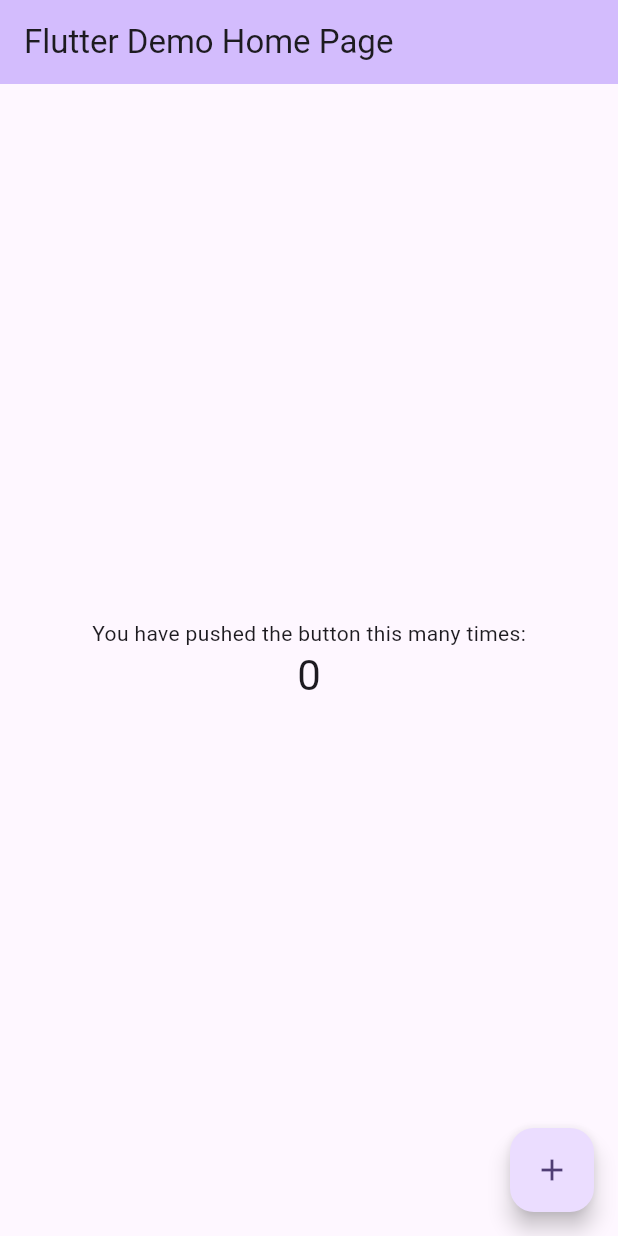
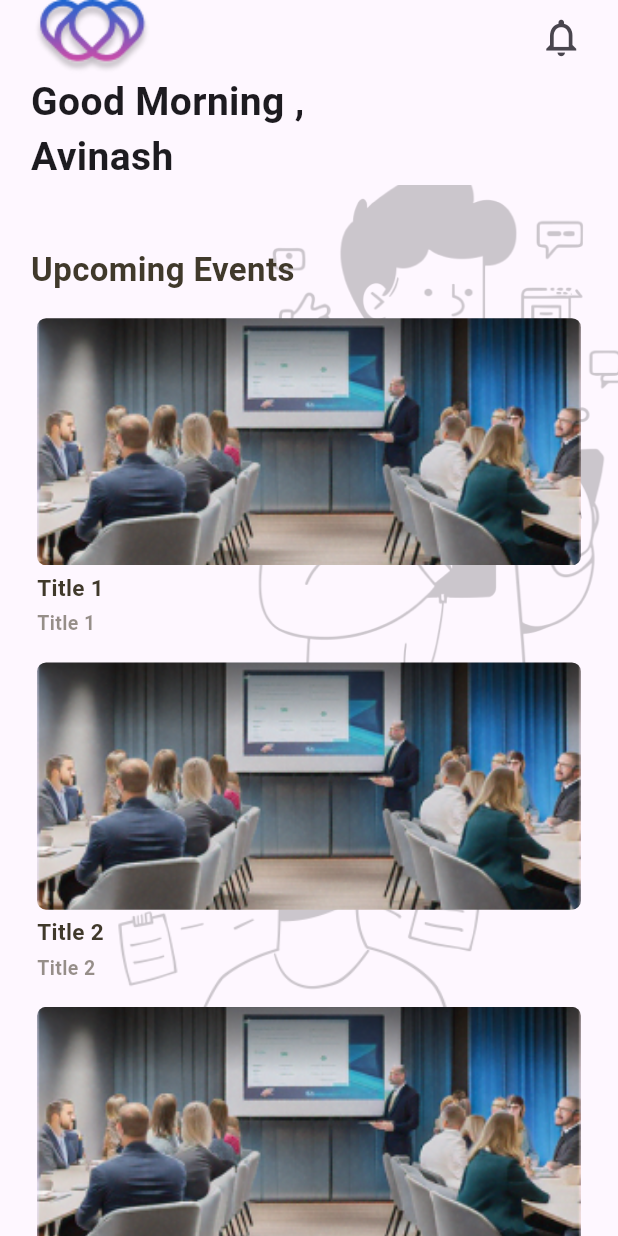
Before and after one commit to appteam-nith/Nimbus-Frontend-2k25, a Flutter app: the screen it shows after launch, on a phone screen of 412 x 824 dp. Run offline on Flutter 3.47's test engine with Material 3 defaults, Android fonts, the phone set to English and light mode, and no system bars; our stand-ins replace google_fonts; Roboto replaces fonts that are missing (Inika).

Commit message:
first commit from avinash

```diff
--- a/analysis_options.yaml
+++ b/analysis_options.yaml
@@ -7,6 +7,9 @@
 
 # The following line activates a set of recommended lints for Flutter apps,
 # packages, and plugins designed to encourage good coding practices.
+analyzer:
+  errors:
+    file_names: ignore
 include: package:flutter_lints/flutter.yaml
 
 linter:
--- /dev/null
+++ b/lib/HomePage.dart
@@ -0,0 +1,217 @@
+// ignore: file_names
+import 'package:flutter/material.dart';
+import 'package:google_fonts/google_fonts.dart';
+import 'package:nimbus_user/widgets/events.dart';
+
+class HomePage extends StatefulWidget {
+  const HomePage({super.key});
+
+  @override
+  State<HomePage> createState() => _HomePageState();
+}
+
+class _HomePageState extends State<HomePage> {
+  @override
+  Widget build(BuildContext context) {
+    final screenheight = MediaQuery.of(context).size.height;
+    final screenwidth = MediaQuery.of(context).size.width;
+    return Scaffold(
+      body: Stack(
+        children: [
+          Column(
+            children: [
+              Padding(
+                padding: EdgeInsets.only(top: screenheight * 0.15),
+                child: Row(
+                  mainAxisAlignment: MainAxisAlignment.end,
+                  children: [
+                    Container(
+                      height: screenheight * 0.4,
+                      width: screenwidth * 0.8,
+                      decoration: BoxDecoration(
+                          color: Colors.transparent,
+                          image: DecorationImage(
+                              fit: BoxFit.fitWidth,
+                              image: AssetImage(
+                                  "assets/Essential - a man holding phone and social icons around him (PNG) (1).png"))),
+                    ),
+                  ],
+                ),
+              ),
+              Container(
+                height: screenheight * 0.4,
+                width: screenwidth,
+                decoration: BoxDecoration(
+                    color: Colors.transparent,
+                    image: DecorationImage(
+                        fit: BoxFit.fitWidth,
+                        image: AssetImage(
+                            "assets/Essential - Emotion workflow man (PNG).png"))),
+              ),
+            ],
+          ),
+          SingleChildScrollView(
+            child: Column(
+              mainAxisAlignment: MainAxisAlignment.start,
+              crossAxisAlignment: CrossAxisAlignment.start,
+              children: [
+                Row(
+                  children: [
+                    SafeArea(
+                      child: Row(
+                        children: [
+                          Container(
+                            height: screenheight * 0.06,
+                            width: screenwidth * 0.3,
+                            decoration: BoxDecoration(
+                                color: Colors.transparent,
+                                image: DecorationImage(
+                                    fit: BoxFit.fitHeight,
+                                    image:
+                                        AssetImage("assets/Mask group.png"))),
+                          ),
+                          Padding(
+                            padding: EdgeInsets.only(left: screenwidth * 0.55),
+                            child: IconButton(
+                                onPressed: () {},
+                                icon: Icon(
+                                  Icons.notifications_outlined,
+                                  size: 30,
+                                )),
+                          )
+                        ],
+                      ),
+                    )
+                  ],
+                ),
+                Padding(
+                  padding: EdgeInsets.only(left: screenwidth * 0.05),
+                  child: Text(
+                    "Good Morning ,",
+                    style: GoogleFonts.inika(
+                        fontWeight: FontWeight.bold, fontSize: 26),
+                  ),
+                ),
+                Padding(
+                  padding: EdgeInsets.only(left: screenwidth * 0.05),
+                  child: Text(
+                    "Avinash",
+                    style: GoogleFonts.inika(
+                        fontWeight: FontWeight.bold, fontSize: 26),
+                  ),
+                ),
+                Padding(
+                  padding: EdgeInsets.only(
+                      left: screenwidth * 0.05, top: screenheight * 0.05),
+                  child: Text(
+                    "Upcoming Events",
+                    style: GoogleFonts.inika(
+                        fontWeight: FontWeight.bold,
+                        fontSize: 22,
+                        color: Color(0xff40392B)),
+                  ),
+                ),
+                ConstrainedBox(
+                  constraints: BoxConstraints(
+                    maxHeight:
+                        screenheight * 3, // Limit height to 50% of screen
+                  ),
+                  child: Events(),
+                ),
+                Padding(
+                  padding: EdgeInsets.only(
+                      left: screenwidth * 0.05, top: screenheight * 0.05),
+                  child: Text(
+                    "Upcoming Workshops",
+                    style: GoogleFonts.inika(
+                        fontWeight: FontWeight.bold,
+                        fontSize: 22,
+                        color: Color(0xff40392B)),
+                  ),
+                ),
+                ConstrainedBox(
+                  constraints: BoxConstraints(
+                    maxHeight:
+                        screenheight * 3, // Limit height to 50% of screen
+                  ),
+                  child: Events(),
+                ),
+                Padding(
+                  padding: EdgeInsets.only(bottom: screenwidth * 0.1),
+                  child: Stack(
+                    children: [
+                      Row(
+                        children: [
+                          Padding(
+                            padding:
+                                EdgeInsets.only(bottom: screenwidth * 0.25),
+                            child: Container(
+                              height: screenwidth * 0.5,
+                              width: screenwidth * 0.25,
+                              decoration: BoxDecoration(
+                                  color: Color(0xffBCCBDC),
+                                  borderRadius: BorderRadius.only(
+                                      topRight:
+                                          Radius.circular(screenwidth * 0.3),
+                                      bottomRight:
+                                          Radius.circular(screenwidth * 0.3))),
+                            ),
+                          ),
+                          Container(
+                            height: screenwidth * 0.4,
+                            width: screenwidth * 0.5,
+                            decoration: BoxDecoration(
+                                color: Colors.transparent,
+                                borderRadius:
+                                    BorderRadius.all(Radius.circular(50))),
+                          ),
+                          Padding(
+                            padding: EdgeInsets.only(top: screenheight * 0.25),
+                            child: Container(
+                              height: screenwidth * 0.5,
+                              width: screenwidth * 0.25,
+                              decoration: BoxDecoration(
+                                  color: Color(0xffBCCBDC),
+                                  borderRadius: BorderRadius.only(
+                                      topLeft:
+                                          Radius.circular(screenwidth * 0.4),
+                                      bottomLeft:
+                                          Radius.circular(screenwidth * 0.4))),
+                            ),
+                          )
+                        ],
+                      ),
+                      Center(
+                        child: Padding(
+                          padding: EdgeInsets.only(top: screenheight * 0.12),
+                          child: Container(
+                            height: screenwidth * 0.65,
+                            width: screenwidth * 0.65,
+                            decoration: BoxDecoration(
+                                color: Color(0xff597EAA),
+                                borderRadius: BorderRadius.all(
+                                    Radius.circular(screenwidth * 0.5))),
+                            child: Center(
+                              child: Text(
+                                "Stay Tuned for\n latest \n Workshops and \n Events",
+                                textAlign: TextAlign.center,
+                                style: GoogleFonts.inika(
+                                    fontWeight: FontWeight.bold,
+                                    fontSize: 22,
+                                    color: Color.fromARGB(255, 255, 255, 255)),
+                              ),
+                            ),
+                          ),
+                        ),
+                      ),
+                    ],
+                  ),
+                )
+              ],
+            ),
+          ),
+        ],
+      ),
+    );
+  }
+}
--- a/lib/main.dart
+++ b/lib/main.dart
@@ -1,4 +1,5 @@
 import 'package:flutter/material.dart';
+import 'package:nimbus_user/HomePage.dart';
 
 void main() {
   runApp(const MyApp());
@@ -11,6 +12,7 @@
   @override
   Widget build(BuildContext context) {
     return MaterialApp(
+      debugShowCheckedModeBanner: false,
       title: 'Flutter Demo',
       theme: ThemeData(
         // This is the theme of your application.
@@ -31,95 +33,7 @@
         colorScheme: ColorScheme.fromSeed(seedColor: Colors.deepPurple),
         useMaterial3: true,
       ),
-      home: const MyHomePage(title: 'Flutter Demo Home Page'),
+      home: HomePage(),
     );
   }
 }
-
-class MyHomePage extends StatefulWidget {
-  const MyHomePage({super.key, required this.title});
-
-  // This widget is the home page of your application. It is stateful, meaning
-  // that it has a State object (defined below) that contains fields that affect
-  // how it looks.
-
-  // This class is the configuration for the state. It holds the values (in this
-  // case the title) provided by the parent (in this case the App widget) and
-  // used by the build method of the State. Fields in a Widget subclass are
-  // always marked "final".
-
-  final String title;
-
-  @override
-  State<MyHomePage> createState() => _MyHomePageState();
-}
-
-class _MyHomePageState extends State<MyHomePage> {
-  int _counter = 0;
-
-  void _incrementCounter() {
-    setState(() {
-      // This call to setState tells the Flutter framework that something has
-      // changed in this State, which causes it to rerun the build method below
-      // so that the display can reflect the updated values. If we changed
-      // _counter without calling setState(), then the build method would not be
-      // called again, and so nothing would appear to happen.
-      _counter++;
-    });
-  }
-
-  @override
-  Widget build(BuildContext context) {
-    // This method is rerun every time setState is called, for instance as done
-    // by the _incrementCounter method above.
-    //
-    // The Flutter framework has been optimized to make rerunning build methods
-    // fast, so that you can just rebuild anything that needs updating rather
-    // than having to individually change instances of widgets.
-    return Scaffold(
-      appBar: AppBar(
-        // TRY THIS: Try changing the color here to a specific color (to
-        // Colors.amber, perhaps?) and trigger a hot reload to see the AppBar
-        // change color while the other colors stay the same.
-        backgroundColor: Theme.of(context).colorScheme.inversePrimary,
-        // Here we take the value from the MyHomePage object that was created by
-        // the App.build method, and use it to set our appbar title.
-        title: Text(widget.title),
-      ),
-      body: Center(
-        // Center is a layout widget. It takes a single child and positions it
-        // in the middle of the parent.
-        child: Column(
-          // Column is also a layout widget. It takes a list of children and
-          // arranges them vertically. By default, it sizes itself to fit its
-          // children horizontally, and tries to be as tall as its parent.
-          //
-          // Column has various properties to control how it sizes itself and
-          // how it positions its children. Here we use mainAxisAlignment to
-          // center the children vertically; the main axis here is the vertical
-          // axis because Columns are vertical (the cross axis would be
-          // horizontal).
-          //
-          // TRY THIS: Invoke "debug painting" (choose the "Toggle Debug Paint"
-          // action in the IDE, or press "p" in the console), to see the
-          // wireframe for each widget.
-          mainAxisAlignment: MainAxisAlignment.center,
-          children: <Widget>[
-            const Text(
-              'You have pushed the button this many times:',
-            ),
-            Text(
-              '$_counter',
-              style: Theme.of(context).textTheme.headlineMedium,
-            ),
-          ],
-        ),
-      ),
-      floatingActionButton: FloatingActionButton(
-        onPressed: _incrementCounter,
-        tooltip: 'Increment',
-        child: const Icon(Icons.add),
-      ), // This trailing comma makes auto-formatting nicer for build methods.
-    );
-  }
-}
--- /dev/null
+++ b/lib/widgets/events.dart
@@ -0,0 +1,90 @@
+import 'dart:core';
+
+import 'package:flutter/material.dart';
+import 'package:google_fonts/google_fonts.dart';
+
+class Events extends StatefulWidget {
+  const Events({super.key});
+
+  @override
+  State<Events> createState() => _EventsState();
+}
+
+class _EventsState extends State<Events> {
+  List<String> images = [
+    "assets/A modern conference room filled with attendees engaged in discussions about technology and innovation..png",
+    "assets/A modern conference room filled with attendees engaged in discussions about technology and innovation..png",
+    "assets/A modern conference room filled with attendees engaged in discussions about technology and innovation..png"
+  ];
+
+  List<String> titles = [
+    "Title 1",
+    "Title 2",
+    "Title 3",
+  ];
+
+  @override
+  Widget build(BuildContext context) {
+    final screenheight = MediaQuery.of(context).size.height;
+    final screenwidth = MediaQuery.of(context).size.width;
+    return ListView.builder(
+        padding: EdgeInsets.all(0),
+        shrinkWrap: true,
+        physics: const NeverScrollableScrollPhysics(),
+        itemCount: images.length,
+        itemBuilder: (context, index) {
+          return Column(
+            mainAxisAlignment: MainAxisAlignment.start,
+            crossAxisAlignment: CrossAxisAlignment.start,
+            children: [
+              Padding(
+                padding: EdgeInsets.only(
+                  top: screenheight * 0.02,
+                  left: screenheight * 0.03,
+                  right: screenheight * 0.03,
+                ),
+                child: ClipRRect(
+                  borderRadius: BorderRadius.all(Radius.circular(6)),
+                  child: Container(
+                    height: screenheight * 0.2,
+                    width: screenwidth,
+                    decoration: BoxDecoration(
+                        color: Colors.transparent,
+                        image: DecorationImage(
+                            image: AssetImage(images[index]),
+                            fit: BoxFit.fitWidth)),
+                  ),
+                ),
+              ),
+              Padding(
+                padding: EdgeInsets.only(
+                  top: screenheight * 0.005,
+                  left: screenheight * 0.03,
+                ),
+                child: Text(
+                  titles[index],
+                  style: GoogleFonts.inika(
+                      fontWeight: FontWeight.bold,
+                      fontSize: 15,
+                      color: Color(0xff40392B)),
+                ),
+              ),
+              Padding(
+                padding: EdgeInsets.only(
+                  top: screenheight * 0.005,
+                  left: screenheight * 0.03,
+                ),
+                child: Text(
+                  titles[index],
+                  style: GoogleFonts.inika(
+                      fontWeight: FontWeight.bold,
+                      fontSize: 13,
+                      // ignore: deprecated_member_use
+                      color: Color(0xff2E2514).withOpacity(0.5)),
+                ),
+              ),
+            ],
+          );
+        });
+  }
+}
```
Also changed, not shown: pubspec.yaml (+9 -2 lines), assets/A modern conference room filled with attendees engaged in discussions about technology and innovation..png (added), assets/Essential - Emotion workflow man (PNG).png (added), assets/Essential - a man holding phone and social icons around him (PNG) (1).png (added), assets/Essential - a man holding phone and social icons around him (PNG).png (added), assets/Mask group.png (added), pubspec.lock, 13 other files.
